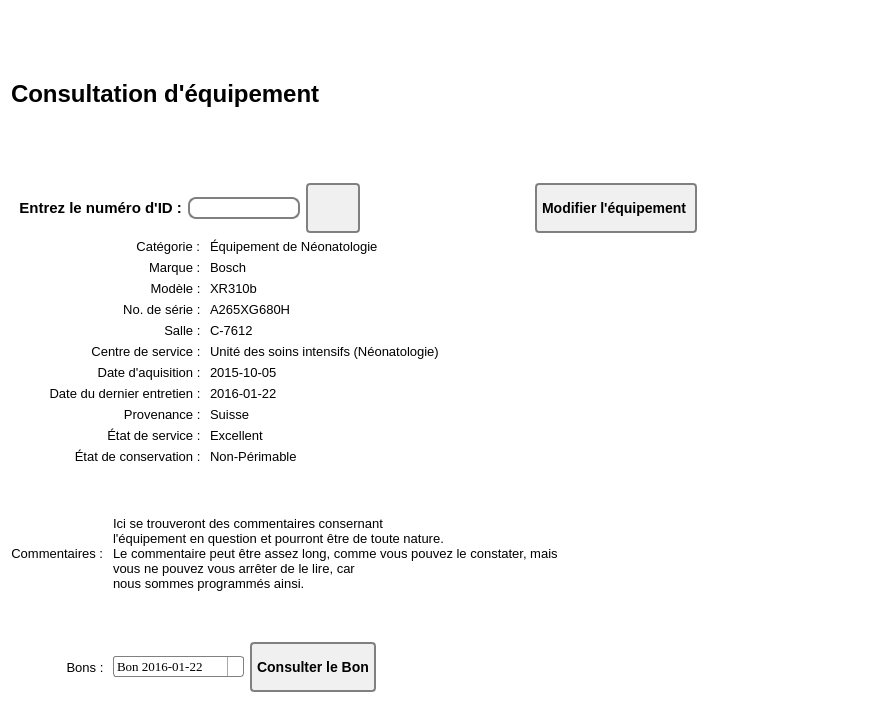
Old version of the form Interface/FenêtresEnUI/ConsultationEquipement.ui in the repository ProjetPC2/SIMM2.0-DEV.
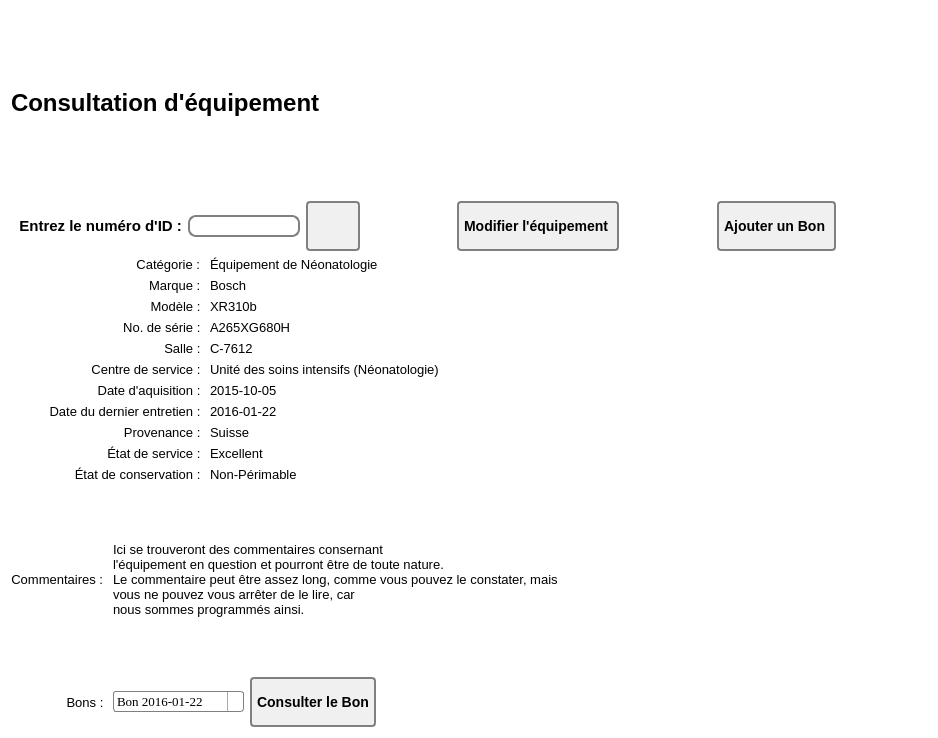
New version of the form. Icons and pictures are not drawn.

Commit message: Bouton Ajouter un Bon

What changed in the file:
```diff
--- a/Interface/FenêtresEnUI/ConsultationEquipement.ui
+++ b/Interface/FenêtresEnUI/ConsultationEquipement.ui
@@ -6,8 +6,8 @@
    <rect>
     <x>0</x>
     <y>0</y>
-    <width>876</width>
-    <height>703</height>
+    <width>938</width>
+    <height>738</height>
    </rect>
   </property>
   <property name="windowTitle">
@@ -237,6 +237,36 @@
        </property>
       </widget>
      </item>
+     <item>
+      <spacer name="horizontalSpacer_2">
+       <property name="orientation">
+        <enum>Qt::Horizontal</enum>
+       </property>
+       <property name="sizeHint" stdset="0">
+        <size>
+         <width>40</width>
+         <height>20</height>
+        </size>
+       </property>
+      </spacer>
+     </item>
+     <item>
+      <widget class="QPushButton" name="boutonAjouterUnBon">
+       <property name="text">
+        <string>Ajouter un Bon </string>
+       </property>
+       <property name="icon">
+        <iconset>
+         <normaloff>plus.png</normaloff>plus.png</iconset>
+       </property>
+       <property name="iconSize">
+        <size>
+         <width>35</width>
+         <height>35</height>
+        </size>
+       </property>
+      </widget>
+     </item>
      <item>
       <spacer name="horizontalSpacer">
        <property name="orientation">
```
